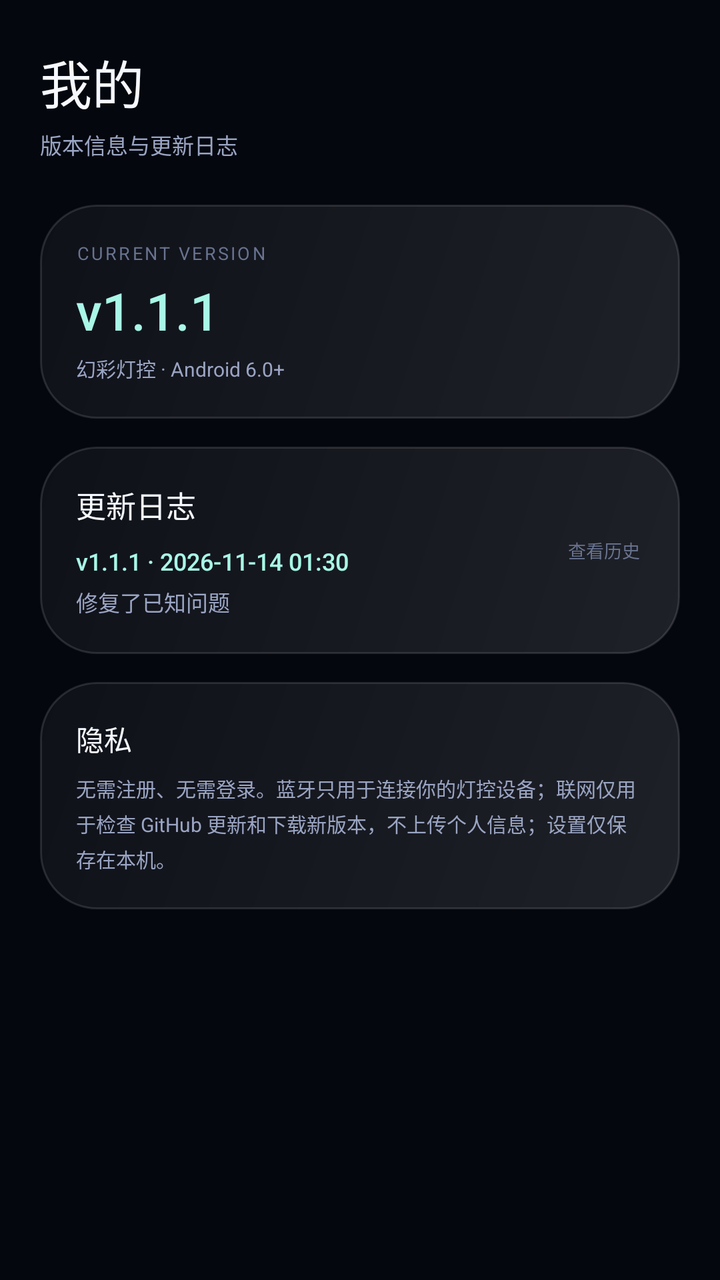
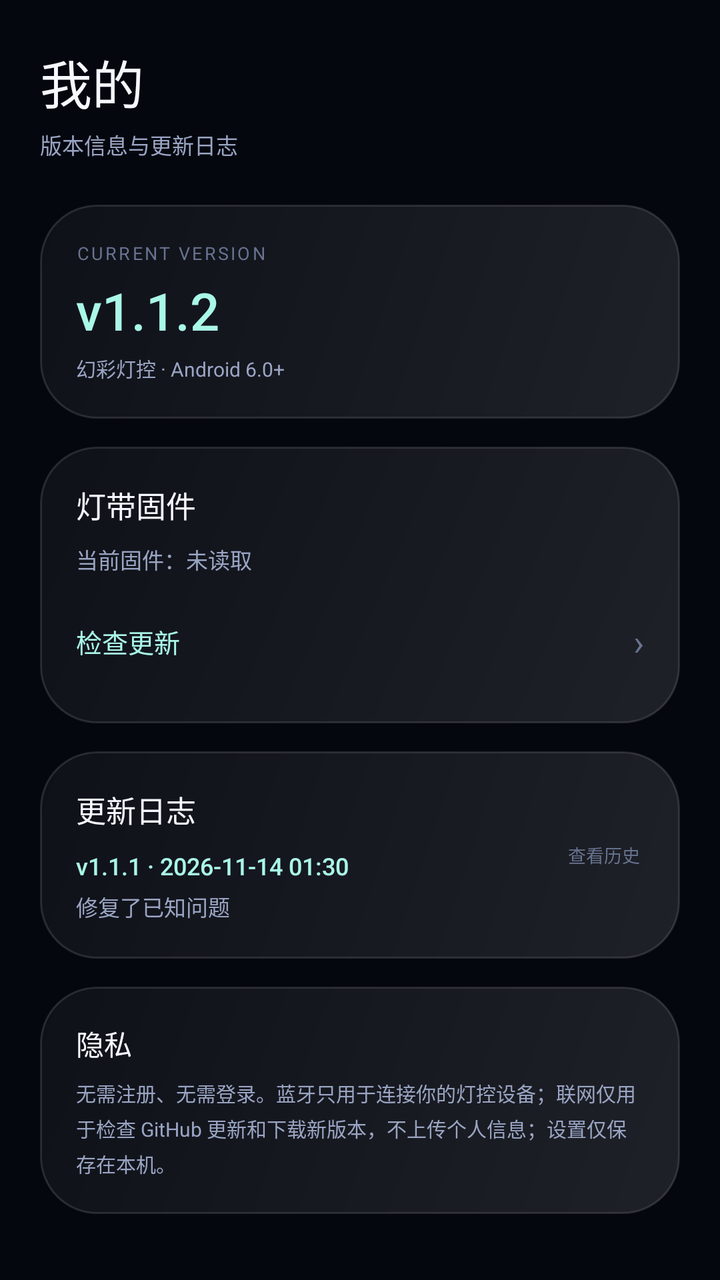

Two renders of the same Android screen: before a commit and after it. Below are the layout's source before the change and the commit's diff.
<!-- AndroidManifest.xml: application theme Theme.Aurora -->
<!-- res/layout/page_profile.xml -->
<?xml version="1.0" encoding="utf-8"?>
<ScrollView xmlns:android="http://schemas.android.com/apk/res/android"
    android:layout_width="match_parent"
    android:layout_height="match_parent"
    android:clipToPadding="false"
    android:fillViewport="true"
    android:overScrollMode="never"
    android:scrollbars="none">

    <LinearLayout
        android:layout_width="match_parent"
        android:layout_height="wrap_content"
        android:orientation="vertical"
        android:paddingStart="20dp"
        android:paddingTop="22dp"
        android:paddingEnd="20dp"
        android:paddingBottom="92dp">

        <TextView
            android:layout_width="wrap_content"
            android:layout_height="wrap_content"
            android:fontFamily="sans-serif-medium"
            android:text="我的"
            android:textColor="@color/text_primary"
            android:textSize="26sp" />

        <TextView
            android:layout_width="wrap_content"
            android:layout_height="wrap_content"
            android:layout_marginTop="4dp"
            android:text="版本信息与更新日志"
            android:textColor="@color/text_secondary"
            android:textSize="11sp" />

        <LinearLayout
            android:layout_width="match_parent"
            android:layout_height="wrap_content"
            android:layout_marginTop="22dp"
            android:background="@drawable/bg_card"
            android:orientation="vertical"
            android:padding="18dp">

            <TextView
                android:layout_width="wrap_content"
                android:layout_height="wrap_content"
                android:letterSpacing="0.12"
                android:text="CURRENT VERSION"
                android:textColor="@color/text_tertiary"
                android:textSize="9sp" />

            <TextView
                android:id="@+id/versionLabel"
                android:layout_width="wrap_content"
                android:layout_height="wrap_content"
                android:layout_marginTop="5dp"
                android:fontFamily="sans-serif-medium"
                android:longClickable="true"
                android:text="v1.1.1"
                android:textColor="@color/mint_soft"
                android:textSize="26sp" />

            <TextView
                android:layout_width="wrap_content"
                android:layout_height="wrap_content"
                android:layout_marginTop="4dp"
                android:text="幻彩灯控 · Android 6.0+"
                android:textColor="@color/text_secondary"
                android:textSize="10sp" />
        </LinearLayout>

        <LinearLayout
            android:id="@+id/changelogCard"
            android:layout_width="match_parent"
            android:layout_height="wrap_content"
            android:layout_marginTop="14dp"
            android:background="@drawable/bg_card"
            android:orientation="vertical"
            android:padding="18dp">

            <LinearLayout
                android:id="@+id/changelogHeader"
                android:layout_width="match_parent"
                android:layout_height="wrap_content"
                android:clickable="true"
                android:focusable="true"
                android:gravity="center_vertical"
                android:orientation="horizontal">

                <LinearLayout
                    android:layout_width="0dp"
                    android:layout_height="wrap_content"
                    android:layout_weight="1"
                    android:orientation="vertical">

                    <TextView
                        android:layout_width="wrap_content"
                        android:layout_height="wrap_content"
                        android:fontFamily="sans-serif-medium"
                        android:text="更新日志"
                        android:textColor="@color/text_primary"
                        android:textSize="15sp" />

                    <TextView
                        android:id="@+id/changelogCurrentVersion"
                        android:layout_width="wrap_content"
                        android:layout_height="wrap_content"
                        android:layout_marginTop="9dp"
                        android:fontFamily="sans-serif-medium"
                        android:text="v1.1.1 · 2026-11-14 01:30"
                        android:textColor="@color/mint_soft"
                        android:textSize="12sp" />

                    <TextView
                        android:layout_width="wrap_content"
                        android:layout_height="wrap_content"
                        android:layout_marginTop="4dp"
                        android:text="修复了已知问题"
                        android:textColor="@color/text_secondary"
                        android:textSize="11sp" />
                </LinearLayout>

                <TextView
                    android:id="@+id/changelogToggle"
                    android:layout_width="wrap_content"
                    android:layout_height="wrap_content"
                    android:paddingStart="10dp"
                    android:paddingTop="6dp"
                    android:paddingEnd="2dp"
                    android:paddingBottom="6dp"
                    android:text="查看历史"
                    android:textColor="@color/text_tertiary"
                    android:textSize="9sp" />
            </LinearLayout>

            <LinearLayout
                android:id="@+id/changelogHistoryList"
                android:layout_width="match_parent"
                android:layout_height="wrap_content"
                android:layout_marginTop="10dp"
                android:orientation="vertical"
                android:visibility="gone" />
        </LinearLayout>

        <LinearLayout
            android:layout_width="match_parent"
            android:layout_height="wrap_content"
            android:layout_marginTop="14dp"
            android:background="@drawable/bg_card"
            android:orientation="vertical"
            android:padding="18dp">

            <TextView
                android:layout_width="wrap_content"
                android:layout_height="wrap_content"
                android:fontFamily="sans-serif-medium"
                android:text="隐私"
                android:textColor="@color/text_primary"
                android:textSize="14sp" />

            <TextView
                android:layout_width="match_parent"
                android:layout_height="wrap_content"
                android:layout_marginTop="7dp"
                android:lineSpacingExtra="3dp"
                android:text="无需注册、无需登录。蓝牙只用于连接你的灯控设备；联网仅用于检查 GitHub 更新和下载新版本，不上传个人信息；设置仅保存在本机。"
                android:textColor="@color/text_secondary"
                android:textSize="10sp" />
        </LinearLayout>
    </LinearLayout>
</ScrollView>
<!-- resources referenced by this layout -->
<resources>
  <color name="mint_soft">#A9F7E7</color>
  <color name="text_primary">#F6F8FF</color>
  <color name="text_secondary">#9AA5C3</color>
  <color name="text_tertiary">#68738F</color>
  <!-- drawable bg_card (drawable) -->
  <?xml version="1.0" encoding="utf-8"?>
  <shape xmlns:android="http://schemas.android.com/apk/res/android"
      android:shape="rectangle">
      <gradient
          android:angle="135"
          android:endColor="#0AFFFFFF"
          android:startColor="#1AFFFFFF" />
      <corners android:radius="28dp" />
      <stroke
          android:width="1dp"
          android:color="#1FFFFFFF" />
  </shape>
  <style name="Theme.Aurora" parent="@android:style/Theme.Material.NoActionBar">
          <item name="android:fontFamily">sans-serif</item>
          <item name="android:windowBackground">@color/bg_deep</item>
          <item name="android:colorAccent">@color/mint</item>
          <item name="android:statusBarColor">@android:color/transparent</item>
          <item name="android:navigationBarColor">@android:color/transparent</item>
          <item name="android:windowLightStatusBar">false</item>
          <item name="android:windowNoTitle">true</item>
          <item name="android:windowActionModeOverlay">true</item>
          <item name="android:windowDrawsSystemBarBackgrounds">true</item>
      </style>
  <color name="bg_deep">#05070F</color>
  <color name="mint">#5BF0D0</color>
</resources>

<!-- the commit's change to res/layout/page_profile.xml (unified diff, before → after) -->
@@ -55,7 +55,7 @@
                 android:layout_marginTop="5dp"
                 android:fontFamily="sans-serif-medium"
                 android:longClickable="true"
-                android:text="v1.1.1"
+                android:text="v1.1.2"
                 android:textColor="@color/mint_soft"
                 android:textSize="26sp" />
 
@@ -66,6 +66,68 @@
                 android:text="幻彩灯控 · Android 6.0+"
                 android:textColor="@color/text_secondary"
                 android:textSize="10sp" />
+        </LinearLayout>
+
+        <LinearLayout
+            android:id="@+id/firmwareCard"
+            android:layout_width="match_parent"
+            android:layout_height="wrap_content"
+            android:layout_marginTop="14dp"
+            android:background="@drawable/bg_card"
+            android:orientation="vertical"
+            android:padding="18dp">
+
+            <TextView
+                android:layout_width="wrap_content"
+                android:layout_height="wrap_content"
+                android:fontFamily="sans-serif-medium"
+                android:text="灯带固件"
+                android:textColor="@color/text_primary"
+                android:textSize="15sp" />
+
+            <TextView
+                android:id="@+id/currentFirmware"
+                android:layout_width="wrap_content"
+                android:layout_height="wrap_content"
+                android:layout_marginTop="8dp"
+                android:text="当前固件：未读取"
+                android:textColor="@color/text_secondary"
+                android:textSize="11sp" />
+
+            <LinearLayout
+                android:id="@+id/checkFirmwareRow"
+                android:layout_width="match_parent"
+                android:layout_height="46dp"
+                android:layout_marginTop="10dp"
+                android:clickable="true"
+                android:focusable="true"
+                android:gravity="center_vertical"
+                android:orientation="horizontal">
+
+                <TextView
+                    android:layout_width="0dp"
+                    android:layout_height="wrap_content"
+                    android:layout_weight="1"
+                    android:fontFamily="sans-serif-medium"
+                    android:text="检查更新"
+                    android:textColor="@color/mint_soft"
+                    android:textSize="13sp" />
+
+                <View
+                    android:id="@+id/firmwareDot"
+                    android:layout_width="8dp"
+                    android:layout_height="8dp"
+                    android:layout_marginEnd="9dp"
+                    android:background="@drawable/bg_dot_red"
+                    android:visibility="gone" />
+
+                <TextView
+                    android:layout_width="wrap_content"
+                    android:layout_height="wrap_content"
+                    android:text="›"
+                    android:textColor="@color/text_tertiary"
+                    android:textSize="18sp" />
+            </LinearLayout>
         </LinearLayout>
 
         <LinearLayout
<!-- resource entries referenced after the edit -->
@@ -17,6 +17,15 @@
           android:width="1dp"
           android:color="#1FFFFFFF" />
   </shape>
+  <!-- drawable bg_dot_red (drawable) -->
+  <?xml version="1.0" encoding="utf-8"?>
+  <shape xmlns:android="http://schemas.android.com/apk/res/android"
+      android:shape="oval">
+      <solid android:color="#FFFF4D6D" />
+      <size
+          android:width="8dp"
+          android:height="8dp" />
+  </shape>
   <style name="Theme.Aurora" parent="@android:style/Theme.Material.NoActionBar">
           <item name="android:fontFamily">sans-serif</item>
           <item name="android:windowBackground">@color/bg_deep</item>
